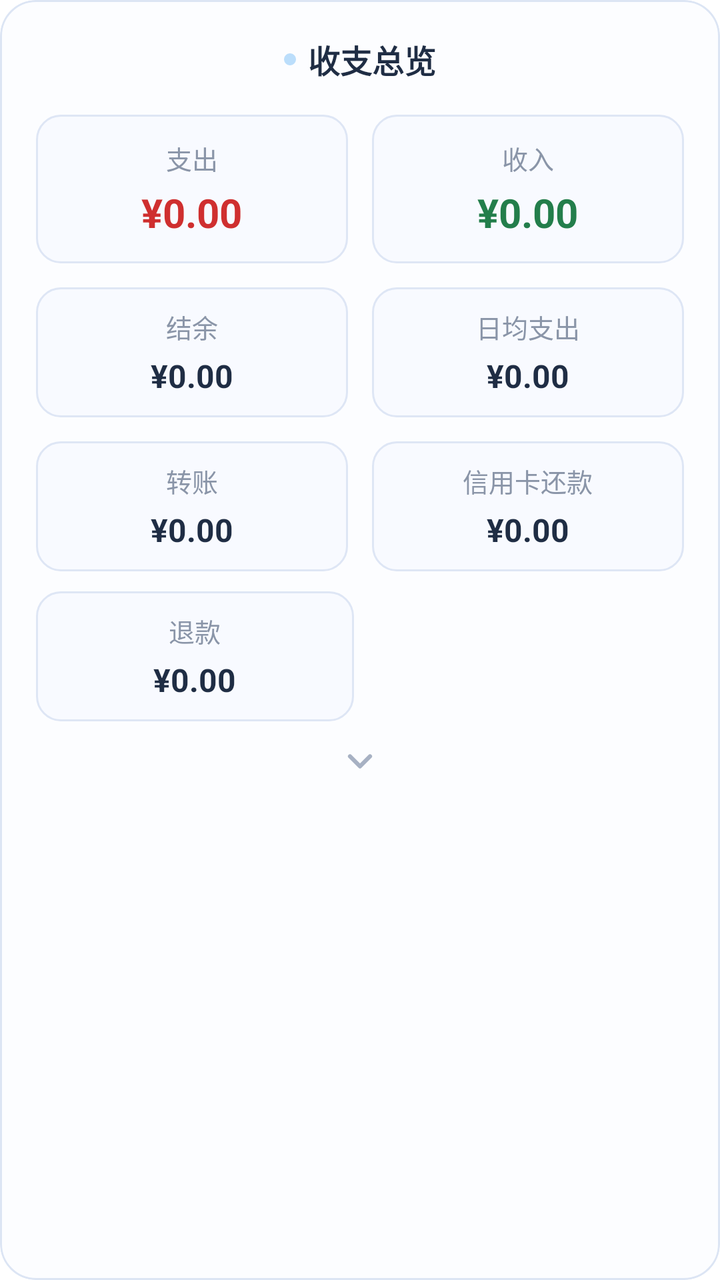
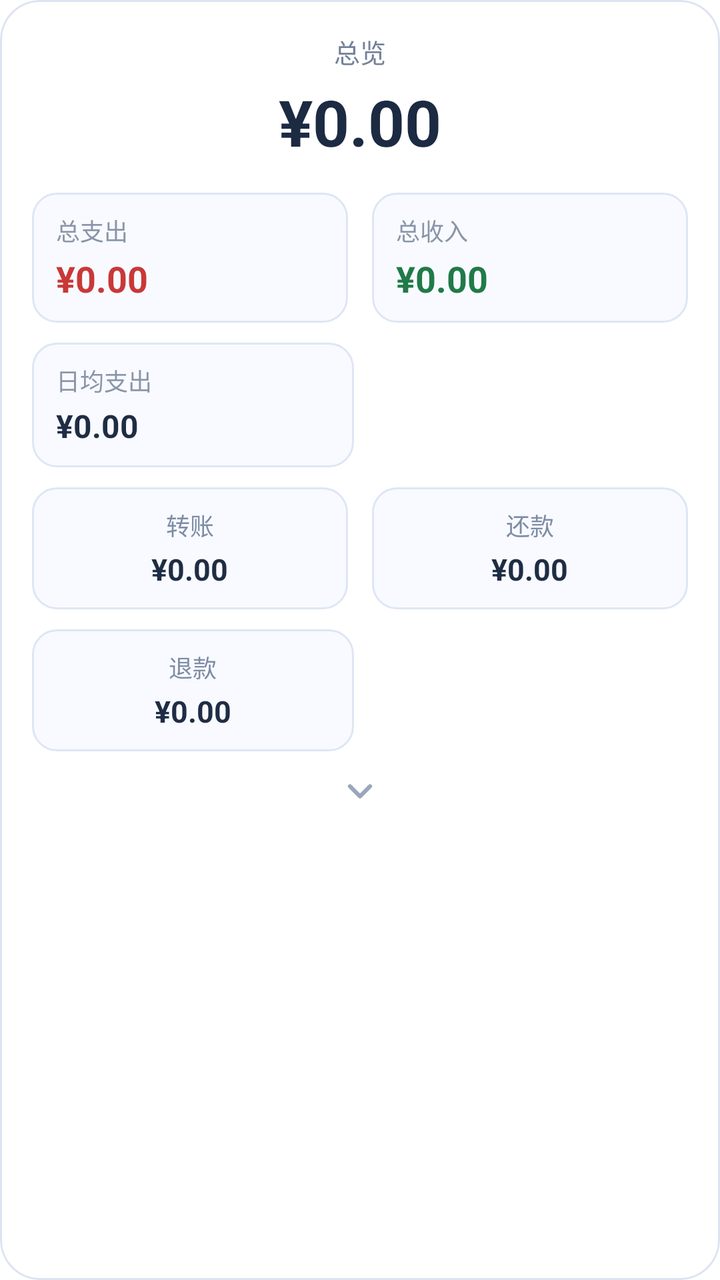

Before-and-after screenshots of an Android layout around one commit, followed by the original layout XML and the change that was made.
<!-- AndroidManifest.xml: application theme Theme.FlipAccounting -->
<!-- res/layout/card_stats_overview.xml -->
<?xml version="1.0" encoding="utf-8"?>
<com.google.android.material.card.MaterialCardView xmlns:android="http://schemas.android.com/apk/res/android"
    xmlns:app="http://schemas.android.com/apk/res-auto"
    android:layout_width="match_parent"
    android:layout_height="wrap_content"
    android:layout_marginHorizontal="16dp"
    android:layout_marginTop="14dp"
    app:cardBackgroundColor="#FCFDFF"
    app:cardCornerRadius="18dp"
    app:cardElevation="0dp"
    app:strokeColor="#DCE5F4"
    app:strokeWidth="1dp">

    <LinearLayout
        android:layout_width="match_parent"
        android:layout_height="wrap_content"
        android:orientation="vertical"
        android:padding="18dp">

        <LinearLayout
            android:layout_width="match_parent"
            android:layout_height="wrap_content"
            android:gravity="center"
            android:orientation="horizontal">

            <View
                android:layout_width="6dp"
                android:layout_height="6dp"
                android:background="@drawable/shape_circle_blue_light" />

            <TextView
                android:layout_width="wrap_content"
                android:layout_height="wrap_content"
                android:layout_marginStart="6dp"
                android:text="收支总览"
                android:textColor="#1F2D44"
                android:textSize="@dimen/text_size_16"
                android:textStyle="bold" />
        </LinearLayout>

        <LinearLayout
            android:layout_width="match_parent"
            android:layout_height="wrap_content"
            android:layout_marginTop="16dp"
            android:baselineAligned="false"
            android:orientation="horizontal">

            <LinearLayout
                android:layout_width="0dp"
                android:layout_height="wrap_content"
                android:layout_weight="1"
                android:layout_marginEnd="6dp"
                android:background="@drawable/bg_stats_metric_tile"
                android:gravity="center"
                android:orientation="vertical"
                android:paddingVertical="12dp">

                <TextView
                    android:layout_width="wrap_content"
                    android:layout_height="wrap_content"
                    android:text="支出"
                    android:textColor="#8A95A8"
                    android:textSize="@dimen/text_size_13" />

                <TextView
                    android:id="@+id/tv_total_expense"
                    android:layout_width="wrap_content"
                    android:layout_height="wrap_content"
                    android:layout_marginTop="4dp"
                    android:text="¥0.00"
                    android:textColor="#CF2F2F"
                    android:textSize="@dimen/text_size_20"
                    android:textStyle="bold" />
            </LinearLayout>

            <LinearLayout
                android:layout_width="0dp"
                android:layout_height="wrap_content"
                android:layout_weight="1"
                android:layout_marginStart="6dp"
                android:background="@drawable/bg_stats_metric_tile"
                android:gravity="center"
                android:orientation="vertical"
                android:paddingVertical="12dp">

                <TextView
                    android:layout_width="wrap_content"
                    android:layout_height="wrap_content"
                    android:text="收入"
                    android:textColor="#8A95A8"
                    android:textSize="@dimen/text_size_13" />

                <TextView
                    android:id="@+id/tv_total_income"
                    android:layout_width="wrap_content"
                    android:layout_height="wrap_content"
                    android:layout_marginTop="4dp"
                    android:text="¥0.00"
                    android:textColor="#237E4B"
                    android:textSize="@dimen/text_size_20"
                    android:textStyle="bold" />
            </LinearLayout>
        </LinearLayout>

        <LinearLayout
            android:layout_width="match_parent"
            android:layout_height="wrap_content"
            android:layout_marginTop="12dp"
            android:baselineAligned="false"
            android:orientation="horizontal">

            <LinearLayout
                android:layout_width="0dp"
                android:layout_height="wrap_content"
                android:layout_weight="1"
                android:layout_marginEnd="6dp"
                android:background="@drawable/bg_stats_metric_tile"
                android:gravity="center"
                android:orientation="vertical"
                android:paddingVertical="10dp">

                <TextView
                    android:layout_width="wrap_content"
                    android:layout_height="wrap_content"
                    android:text="结余"
                    android:textColor="#8A95A8"
                    android:textSize="@dimen/text_size_13" />

                <TextView
                    android:id="@+id/tv_balance"
                    android:layout_width="wrap_content"
                    android:layout_height="wrap_content"
                    android:layout_marginTop="4dp"
                    android:text="¥0.00"
                    android:textColor="#1F2D44"
                    android:textSize="@dimen/text_size_16"
                    android:textStyle="bold" />
            </LinearLayout>

            <LinearLayout
                android:layout_width="0dp"
                android:layout_height="wrap_content"
                android:layout_weight="1"
                android:layout_marginStart="6dp"
                android:background="@drawable/bg_stats_metric_tile"
                android:gravity="center"
                android:orientation="vertical"
                android:paddingVertical="10dp">

                <TextView
                    android:layout_width="wrap_content"
                    android:layout_height="wrap_content"
                    android:text="日均支出"
                    android:textColor="#8A95A8"
                    android:textSize="@dimen/text_size_13" />

                <TextView
                    android:id="@+id/tv_daily_avg"
                    android:layout_width="wrap_content"
                    android:layout_height="wrap_content"
                    android:layout_marginTop="4dp"
                    android:text="¥0.00"
                    android:textColor="#1F2D44"
                    android:textSize="@dimen/text_size_16"
                    android:textStyle="bold" />
            </LinearLayout>
        </LinearLayout>

        <LinearLayout
            android:id="@+id/layout_overview_extra"
            android:layout_width="match_parent"
            android:layout_height="wrap_content"
            android:orientation="vertical">

            <LinearLayout
                android:layout_width="match_parent"
                android:layout_height="wrap_content"
                android:layout_marginTop="12dp"
                android:baselineAligned="false"
                android:orientation="horizontal">

                <LinearLayout
                    android:id="@+id/row_total_transfer"
                    android:layout_width="0dp"
                    android:layout_height="wrap_content"
                    android:layout_weight="1"
                    android:layout_marginEnd="6dp"
                    android:background="@drawable/bg_stats_metric_tile"
                    android:clickable="true"
                    android:focusable="true"
                    android:foreground="?attr/selectableItemBackground"
                    android:gravity="center"
                    android:orientation="vertical"
                    android:paddingVertical="10dp">

                    <TextView
                        android:layout_width="wrap_content"
                        android:layout_height="wrap_content"
                        android:text="转账"
                        android:textColor="#8A95A8"
                        android:textSize="@dimen/text_size_13" />

                    <TextView
                        android:id="@+id/tv_total_transfer"
                        android:layout_width="wrap_content"
                        android:layout_height="wrap_content"
                        android:layout_marginTop="4dp"
                        android:text="¥0.00"
                        android:textColor="#1F2D44"
                        android:textSize="@dimen/text_size_16"
                        android:textStyle="bold" />
                </LinearLayout>

                <LinearLayout
                    android:id="@+id/row_total_repayment"
                    android:layout_width="0dp"
                    android:layout_height="wrap_content"
                    android:layout_weight="1"
                    android:layout_marginStart="6dp"
                    android:background="@drawable/bg_stats_metric_tile"
                    android:clickable="true"
                    android:focusable="true"
                    android:foreground="?attr/selectableItemBackground"
                    android:gravity="center"
                    android:orientation="vertical"
                    android:paddingVertical="10dp">

                    <TextView
                        android:layout_width="wrap_content"
                        android:layout_height="wrap_content"
                        android:text="信用卡还款"
                        android:textColor="#8A95A8"
                        android:textSize="@dimen/text_size_13" />

                    <TextView
                        android:id="@+id/tv_total_repayment"
                        android:layout_width="wrap_content"
                        android:layout_height="wrap_content"
                        android:layout_marginTop="4dp"
                        android:text="¥0.00"
                        android:textColor="#1F2D44"
                        android:textSize="@dimen/text_size_16"
                        android:textStyle="bold" />
                </LinearLayout>
            </LinearLayout>

            <LinearLayout
                android:layout_width="match_parent"
                android:layout_height="wrap_content"
                android:layout_marginTop="10dp"
                android:baselineAligned="false"
                android:orientation="horizontal">

                <LinearLayout
                    android:id="@+id/row_total_refund"
                    android:layout_width="0dp"
                    android:layout_height="wrap_content"
                    android:layout_weight="1"
                    android:layout_marginEnd="6dp"
                    android:background="@drawable/bg_stats_metric_tile"
                    android:clickable="true"
                    android:focusable="true"
                    android:foreground="?attr/selectableItemBackground"
                    android:gravity="center"
                    android:orientation="vertical"
                    android:paddingVertical="10dp">

                    <TextView
                        android:layout_width="wrap_content"
                        android:layout_height="wrap_content"
                        android:text="退款"
                        android:textColor="#8A95A8"
                        android:textSize="@dimen/text_size_13" />

                    <TextView
                        android:id="@+id/tv_total_refund"
                        android:layout_width="wrap_content"
                        android:layout_height="wrap_content"
                        android:layout_marginTop="4dp"
                        android:text="¥0.00"
                        android:textColor="#1F2D44"
                        android:textSize="@dimen/text_size_16"
                        android:textStyle="bold" />
                </LinearLayout>

                <View
                    android:layout_width="0dp"
                    android:layout_height="1dp"
                    android:layout_weight="1" />
            </LinearLayout>
        </LinearLayout>

        <ImageView
            android:id="@+id/iv_overview_expand"
            android:layout_width="@dimen/icon_size_20"
            android:layout_height="@dimen/icon_size_20"
            android:layout_gravity="center_horizontal"
            android:layout_marginTop="10dp"
            android:background="?attr/selectableItemBackgroundBorderless"
            android:src="@drawable/ic_chevron_down_small"
            app:tint="#A7B1C3" />

    </LinearLayout>
</com.google.android.material.card.MaterialCardView>
<!-- resources referenced by this layout -->
<resources>
  <dimen name="icon_size_20">20dp</dimen>
  <dimen name="text_size_13">13sp</dimen>
  <dimen name="text_size_16">16sp</dimen>
  <dimen name="text_size_20">20sp</dimen>
  <!-- drawable bg_stats_metric_tile (drawable) -->
  <?xml version="1.0" encoding="utf-8"?>
  <shape xmlns:android="http://schemas.android.com/apk/res/android">
      <solid android:color="#F8FAFF" />
      <corners android:radius="12dp" />
      <stroke
          android:width="1dp"
          android:color="#DEE6F5" />
  </shape>
  <!-- drawable ic_chevron_down_small (drawable) -->
  <vector xmlns:android="http://schemas.android.com/apk/res/android"
      android:width="14dp"
      android:height="14dp"
      android:viewportWidth="24"
      android:viewportHeight="24">
      <path
          android:strokeColor="#333333"
          android:strokeWidth="2.5"
          android:strokeLineCap="round"
          android:strokeLineJoin="round"
          android:pathData="M6,9l6,6l6,-6" />
  </vector>
  <!-- drawable shape_circle_blue_light (drawable) -->
  <?xml version="1.0" encoding="utf-8"?>
  <shape xmlns:android="http://schemas.android.com/apk/res/android"
      android:shape="oval">
      <solid android:color="#BBDEFB" /> </shape>
  <style name="Theme.FlipAccounting" parent="Theme.MaterialComponents.DayNight.NoActionBar">
          
          <item name="colorPrimary">#5C6BC0</item>
          <item name="colorPrimaryVariant">#3F51B5</item>
          <item name="colorOnPrimary">#FFFFFF</item>
          
          <item name="colorSecondary">#FF4081</item>
          <item name="colorSecondaryVariant">#F50057</item>
          <item name="colorOnSecondary">#FFFFFF</item>
  
          
          <item name="android:statusBarColor">#F5F7FA</item>
          <item name="android:windowLightStatusBar">true</item>
      </style>
</resources>

<!-- the commit's change to res/layout/card_stats_overview.xml (unified diff, before → after) -->
@@ -5,44 +5,43 @@
     android:layout_height="wrap_content"
     android:layout_marginHorizontal="16dp"
     android:layout_marginTop="14dp"
-    app:cardBackgroundColor="#FCFDFF"
-    app:cardCornerRadius="18dp"
+    app:cardBackgroundColor="#FFFFFF"
+    app:cardCornerRadius="20dp"
     app:cardElevation="0dp"
-    app:strokeColor="#DCE5F4"
+    app:strokeColor="#DCE4F1"
     app:strokeWidth="1dp">
 
     <LinearLayout
         android:layout_width="match_parent"
         android:layout_height="wrap_content"
         android:orientation="vertical"
-        android:padding="18dp">
+        android:paddingHorizontal="16dp"
+        android:paddingTop="16dp"
+        android:paddingBottom="14dp">
+
+        <TextView
+            android:layout_width="match_parent"
+            android:layout_height="wrap_content"
+            android:gravity="center"
+            android:text="总览"
+            android:textColor="#73819A"
+            android:textSize="@dimen/text_size_13" />
+
+        <TextView
+            android:id="@+id/tv_balance"
+            android:layout_width="match_parent"
+            android:layout_height="wrap_content"
+            android:layout_marginTop="4dp"
+            android:gravity="center"
+            android:text="¥0.00"
+            android:textColor="#1C2A42"
+            android:textSize="@dimen/text_size_32"
+            android:textStyle="bold" />
 
         <LinearLayout
             android:layout_width="match_parent"
             android:layout_height="wrap_content"
-            android:gravity="center"
-            android:orientation="horizontal">
-
-            <View
-                android:layout_width="6dp"
-                android:layout_height="6dp"
-                android:background="@drawable/shape_circle_blue_light" />
-
-            <TextView
-                android:layout_width="wrap_content"
-                android:layout_height="wrap_content"
-                android:layout_marginStart="6dp"
-                android:text="收支总览"
-                android:textColor="#1F2D44"
-                android:textSize="@dimen/text_size_16"
-                android:textStyle="bold" />
-        </LinearLayout>
-
-        <LinearLayout
-            android:layout_width="match_parent"
-            android:layout_height="wrap_content"
-            android:layout_marginTop="16dp"
-            android:baselineAligned="false"
+            android:layout_marginTop="14dp"
             android:orientation="horizontal">
 
             <LinearLayout
@@ -51,25 +50,25 @@
                 android:layout_weight="1"
                 android:layout_marginEnd="6dp"
                 android:background="@drawable/bg_stats_metric_tile"
-                android:gravity="center"
                 android:orientation="vertical"
-                android:paddingVertical="12dp">
-
-                <TextView
-                    android:layout_width="wrap_content"
-                    android:layout_height="wrap_content"
-                    android:text="支出"
+                android:paddingHorizontal="12dp"
+                android:paddingVertical="10dp">
+
+                <TextView
+                    android:layout_width="wrap_content"
+                    android:layout_height="wrap_content"
+                    android:text="总支出"
                     android:textColor="#8A95A8"
-                    android:textSize="@dimen/text_size_13" />
+                    android:textSize="@dimen/text_size_12" />
 
                 <TextView
                     android:id="@+id/tv_total_expense"
                     android:layout_width="wrap_content"
                     android:layout_height="wrap_content"
-                    android:layout_marginTop="4dp"
+                    android:layout_marginTop="3dp"
                     android:text="¥0.00"
-                    android:textColor="#CF2F2F"
-                    android:textSize="@dimen/text_size_20"
+                    android:textColor="#C93838"
+                    android:textSize="@dimen/text_size_18"
                     android:textStyle="bold" />
             </LinearLayout>
 
@@ -79,25 +78,25 @@
                 android:layout_weight="1"
                 android:layout_marginStart="6dp"
                 android:background="@drawable/bg_stats_metric_tile"
-                android:gravity="center"
                 android:orientation="vertical"
-                android:paddingVertical="12dp">
-
-                <TextView
-                    android:layout_width="wrap_content"
-                    android:layout_height="wrap_content"
-                    android:text="收入"
+                android:paddingHorizontal="12dp"
+                android:paddingVertical="10dp">
+
+                <TextView
+                    android:layout_width="wrap_content"
+                    android:layout_height="wrap_content"
+                    android:text="总收入"
                     android:textColor="#8A95A8"
-                    android:textSize="@dimen/text_size_13" />
+                    android:textSize="@dimen/text_size_12" />
 
                 <TextView
                     android:id="@+id/tv_total_income"
                     android:layout_width="wrap_content"
                     android:layout_height="wrap_content"
-                    android:layout_marginTop="4dp"
+                    android:layout_marginTop="3dp"
                     android:text="¥0.00"
-                    android:textColor="#237E4B"
-                    android:textSize="@dimen/text_size_20"
+                    android:textColor="#207A49"
+                    android:textSize="@dimen/text_size_18"
                     android:textStyle="bold" />
             </LinearLayout>
         </LinearLayout>
@@ -105,8 +104,7 @@
         <LinearLayout
             android:layout_width="match_parent"
             android:layout_height="wrap_content"
-            android:layout_marginTop="12dp"
-            android:baselineAligned="false"
+            android:layout_marginTop="10dp"
             android:orientation="horizontal">
 
             <LinearLayout
@@ -115,68 +113,44 @@
                 android:layout_weight="1"
                 android:layout_marginEnd="6dp"
                 android:background="@drawable/bg_stats_metric_tile"
-                android:gravity="center"
                 android:orientation="vertical"
+                android:paddingHorizontal="12dp"
                 android:paddingVertical="10dp">
 
                 <TextView
                     android:layout_width="wrap_content"
                     android:layout_height="wrap_content"
-                    android:text="结余"
+                    android:text="日均支出"
                     android:textColor="#8A95A8"
-                    android:textSize="@dimen/text_size_13" />
-
-                <TextView
-                    android:id="@+id/tv_balance"
-                    android:layout_width="wrap_content"
-                    android:layout_height="wrap_content"
-                    android:layout_marginTop="4dp"
+                    android:textSize="@dimen/text_size_12" />
+
+                <TextView
+                    android:id="@+id/tv_daily_avg"
+                    android:layout_width="wrap_content"
+                    android:layout_height="wrap_content"
+                    android:layout_marginTop="3dp"
                     android:text="¥0.00"
                     android:textColor="#1F2D44"
                     android:textSize="@dimen/text_size_16"
                     android:textStyle="bold" />
             </LinearLayout>
 
-            <LinearLayout
-                android:layout_width="0dp"
-                android:layout_height="wrap_content"
-                android:layout_weight="1"
-                android:layout_marginStart="6dp"
-                android:background="@drawable/bg_stats_metric_tile"
-                android:gravity="center"
-                android:orientation="vertical"
-                android:paddingVertical="10dp">
-
-                <TextView
-                    android:layout_width="wrap_content"
-                    android:layout_height="wrap_content"
-                    android:text="日均支出"
-                    android:textColor="#8A95A8"
-                    android:textSize="@dimen/text_size_13" />
-
-                <TextView
-                    android:id="@+id/tv_daily_avg"
-                    android:layout_width="wrap_content"
-                    android:layout_height="wrap_content"
-                    android:layout_marginTop="4dp"
-                    android:text="¥0.00"
-                    android:textColor="#1F2D44"
-                    android:textSize="@dimen/text_size_16"
-                    android:textStyle="bold" />
-            </LinearLayout>
+            <View
+                android:layout_width="0dp"
+                android:layout_height="1dp"
+                android:layout_weight="1" />
         </LinearLayout>
 
         <LinearLayout
             android:id="@+id/layout_overview_extra"
             android:layout_width="match_parent"
             android:layout_height="wrap_content"
+            android:layout_marginTop="10dp"
             android:orientation="vertical">
 
             <LinearLayout
                 android:layout_width="match_parent"
                 android:layout_height="wrap_content"
-                android:layout_marginTop="12dp"
-                android:baselineAligned="false"
                 android:orientation="horizontal">
 
                 <LinearLayout
@@ -197,17 +171,17 @@
                         android:layout_width="wrap_content"
                         android:layout_height="wrap_content"
                         android:text="转账"
-                        android:textColor="#8A95A8"
-                        android:textSize="@dimen/text_size_13" />
+                        android:textColor="#7E8CA5"
+                        android:textSize="@dimen/text_size_12" />
 
                     <TextView
                         android:id="@+id/tv_total_transfer"
                         android:layout_width="wrap_content"
                         android:layout_height="wrap_content"
-                        android:layout_marginTop="4dp"
+                        android:layout_marginTop="3dp"
                         android:text="¥0.00"
                         android:textColor="#1F2D44"
-                        android:textSize="@dimen/text_size_16"
+                        android:textSize="@dimen/text_size_15"
                         android:textStyle="bold" />
                 </LinearLayout>
 
@@ -228,18 +202,18 @@
                     <TextView
                         android:layout_width="wrap_content"
                         android:layout_height="wrap_content"
-                        android:text="信用卡还款"
-                        android:textColor="#8A95A8"
-                        android:textSize="@dimen/text_size_13" />
+                        android:text="还款"
+                        android:textColor="#7E8CA5"
+                        android:textSize="@dimen/text_size_12" />
 
                     <TextView
                         android:id="@+id/tv_total_repayment"
                         android:layout_width="wrap_content"
                         android:layout_height="wrap_content"
-                        android:layout_marginTop="4dp"
+                        android:layout_marginTop="3dp"
                         android:text="¥0.00"
                         android:textColor="#1F2D44"
-                        android:textSize="@dimen/text_size_16"
+                        android:textSize="@dimen/text_size_15"
                         android:textStyle="bold" />
                 </LinearLayout>
             </LinearLayout>
@@ -248,7 +222,6 @@
                 android:layout_width="match_parent"
                 android:layout_height="wrap_content"
                 android:layout_marginTop="10dp"
-                android:baselineAligned="false"
                 android:orientation="horizontal">
 
                 <LinearLayout
@@ -269,17 +242,17 @@
                         android:layout_width="wrap_content"
                         android:layout_height="wrap_content"
                         android:text="退款"
-                        android:textColor="#8A95A8"
-                        android:textSize="@dimen/text_size_13" />
+                        android:textColor="#7E8CA5"
+                        android:textSize="@dimen/text_size_12" />
 
                     <TextView
                         android:id="@+id/tv_total_refund"
                         android:layout_width="wrap_content"
                         android:layout_height="wrap_content"
-                        android:layout_marginTop="4dp"
+                        android:layout_marginTop="3dp"
                         android:text="¥0.00"
                         android:textColor="#1F2D44"
-                        android:textSize="@dimen/text_size_16"
+                        android:textSize="@dimen/text_size_15"
                         android:textStyle="bold" />
                 </LinearLayout>
 
@@ -292,13 +265,13 @@
 
         <ImageView
             android:id="@+id/iv_overview_expand"
-            android:layout_width="@dimen/icon_size_20"
-            android:layout_height="@dimen/icon_size_20"
+            android:layout_width="20dp"
+            android:layout_height="20dp"
             android:layout_gravity="center_horizontal"
             android:layout_marginTop="10dp"
             android:background="?attr/selectableItemBackgroundBorderless"
             android:src="@drawable/ic_chevron_down_small"
-            app:tint="#A7B1C3" />
-
+            app:tint="#9AA6BC" />
     </LinearLayout>
+
 </com.google.android.material.card.MaterialCardView>
<!-- resource entries referenced after the edit -->
@@ -1,9 +1,11 @@
 <!-- resources referenced by this layout -->
 <resources>
-  <dimen name="icon_size_20">20dp</dimen>
+  <dimen name="text_size_12">12sp</dimen>
   <dimen name="text_size_13">13sp</dimen>
+  <dimen name="text_size_15">15sp</dimen>
   <dimen name="text_size_16">16sp</dimen>
-  <dimen name="text_size_20">20sp</dimen>
+  <dimen name="text_size_18">18sp</dimen>
+  <dimen name="text_size_32">32sp</dimen>
   <!-- drawable bg_stats_metric_tile (drawable) -->
   <?xml version="1.0" encoding="utf-8"?>
   <shape xmlns:android="http://schemas.android.com/apk/res/android">
@@ -26,11 +28,6 @@
           android:strokeLineJoin="round"
           android:pathData="M6,9l6,6l6,-6" />
   </vector>
-  <!-- drawable shape_circle_blue_light (drawable) -->
-  <?xml version="1.0" encoding="utf-8"?>
-  <shape xmlns:android="http://schemas.android.com/apk/res/android"
-      android:shape="oval">
-      <solid android:color="#BBDEFB" /> </shape>
   <style name="Theme.FlipAccounting" parent="Theme.MaterialComponents.DayNight.NoActionBar">
           
           <item name="colorPrimary">#5C6BC0</item>
